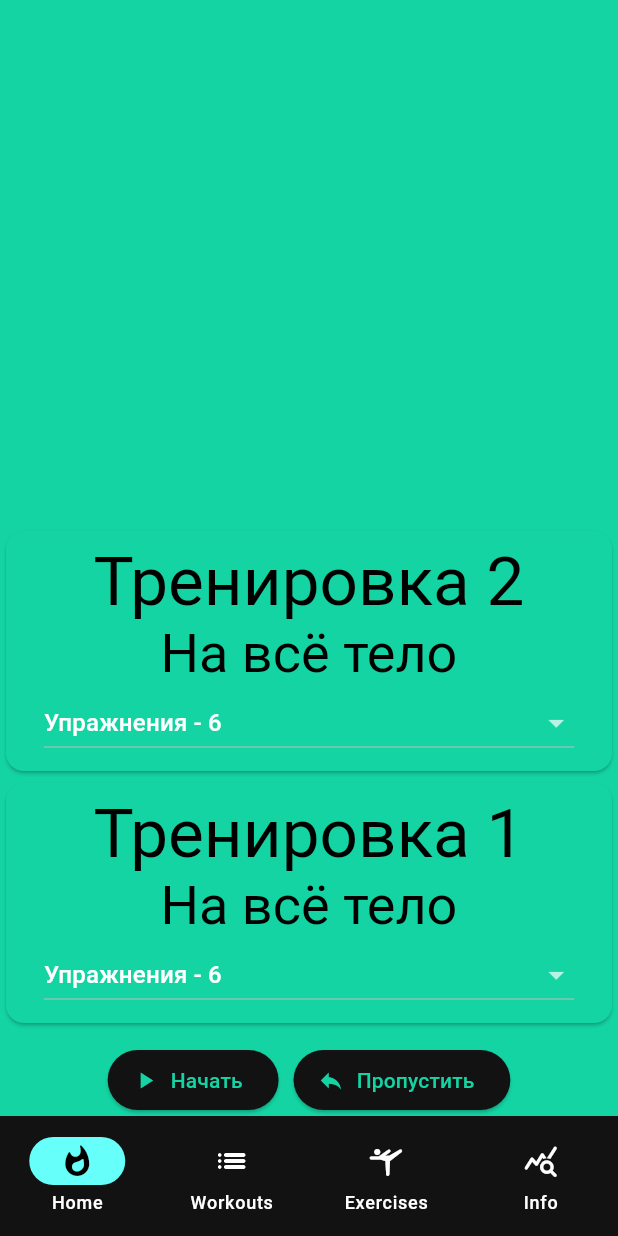
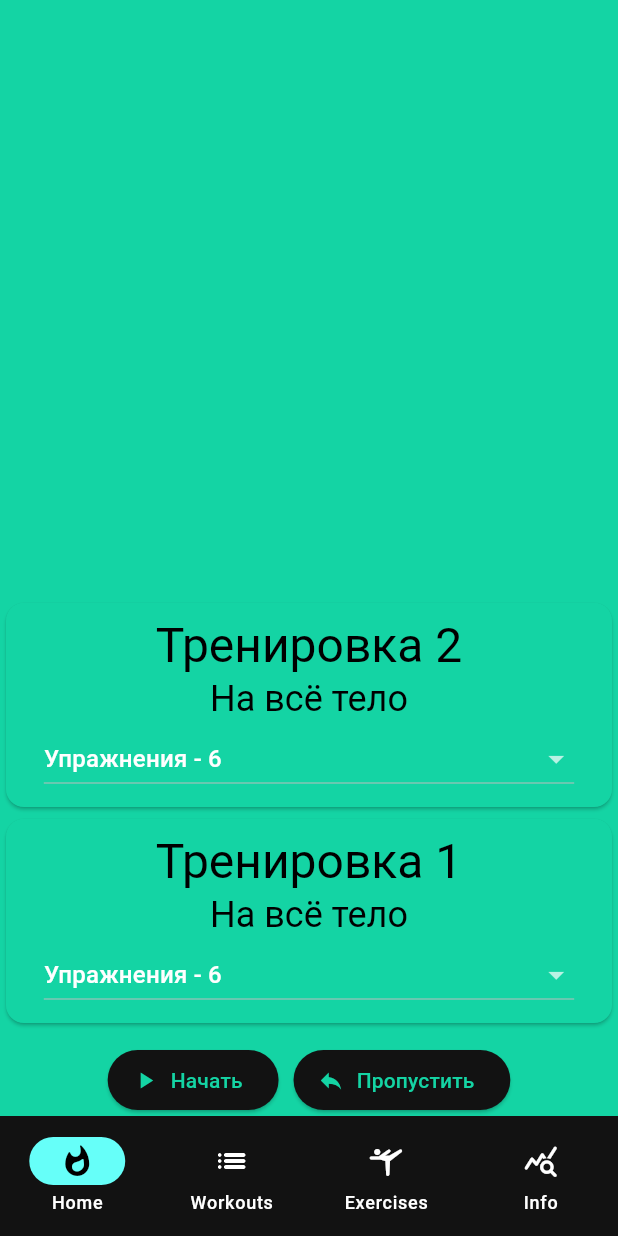
Before and after one commit to Karenfen/MyHomeGym, a Flutter app: the screen it shows after launch, on a phone screen of 412 x 824 dp. Run offline on Flutter 3.47's test engine with Material 2 defaults, Android fonts, the light colour scheme and no system bars; our stand-ins replace audioplayers, youtube_player_flutter.

Commit message:
изменил шрифты

```diff
--- a/lib/pages/exercise_info_page.dart
+++ b/lib/pages/exercise_info_page.dart
@@ -37,7 +37,7 @@ class _ExerciseInfoPageState extends State<ExerciseInfoPage> {
   @override
   Widget build(BuildContext context) {
     final theme = Theme.of(context);
-    final headerStyle = theme.textTheme.displayMedium!.copyWith(
+    final headerStyle = theme.textTheme.headlineLarge!.copyWith(
       color: theme.colorScheme.onPrimary,
     );
 
--- a/lib/widjets/exercise_card.dart
+++ b/lib/widjets/exercise_card.dart
@@ -9,7 +9,7 @@ class ExerciseCard extends StatelessWidget {
   @override
   Widget build(BuildContext context) {
     final theme = Theme.of(context);
-    final textStyle = theme.textTheme.displaySmall!.copyWith(
+    final textStyle = theme.textTheme.titleLarge!.copyWith(
       color: theme.colorScheme.onPrimary,
     );
 
@@ -25,7 +25,7 @@ class ExerciseCard extends StatelessWidget {
                 exercise.name,
                 style: textStyle,
                 overflow: TextOverflow.ellipsis,
-                maxLines: 2,
+                maxLines: 3,
               ),
             ),
             ElevatedButton.icon(
--- a/lib/widjets/workout_card.dart
+++ b/lib/widjets/workout_card.dart
@@ -12,10 +12,10 @@ class WorkoutCard extends StatelessWidget {
   Widget build(BuildContext context) {
     final screenWidth = MediaQuery.of(context).size.width;
     final theme = Theme.of(context);
-    final headerStyle = theme.textTheme.displayMedium!.copyWith(
+    final headerStyle = theme.textTheme.headlineLarge!.copyWith(
       color: theme.colorScheme.onPrimary,
     );
-    final textStyle = theme.textTheme.displaySmall!.copyWith(
+    final textStyle = theme.textTheme.headlineSmall!.copyWith(
       color: theme.colorScheme.onPrimary,
     );
     Text header = Text('Упражнения');
```
